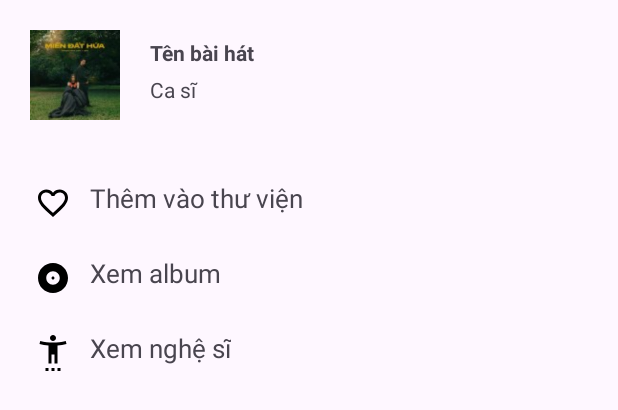
After one commit to tuanthanh2603/android-app-music-listening, an Android app: the layout bottom_sheet_layout.xml on its own in the app's theme, with its tools: preview values and no code run, on a phone screen of 412 x 824 dp. The commit adds this screen. Shown: the top 410 px of the screen. Run offline under Robolectric (Android 15) with nearby library versions, the phone set to English and light mode, and no system bars; network calls fail.

Commit message:
commit by tuanthanh

```diff
--- a/app/src/main/java/com/soundify/Activity/Discover/TheLoaiActivity.java
+++ b/app/src/main/java/com/soundify/Activity/Discover/TheLoaiActivity.java
@@ -44,7 +44,7 @@ public class TheLoaiActivity extends AppCompatActivity {
         Intent intent = getIntent();
         if(intent != null){
             String idTheLoai = intent.getStringExtra("ID_THELOAI");
-            Toast.makeText(this, "ID: " + idTheLoai, Toast.LENGTH_SHORT).show();
+//            Toast.makeText(this, "ID: " + idTheLoai, Toast.LENGTH_SHORT).show();
         }
 
         addControl();
@@ -102,6 +102,7 @@ public class TheLoaiActivity extends AppCompatActivity {
         imageButton = (ImageButton) findViewById(R.id.back);
         recyclerView = (RecyclerView) findViewById(R.id.recyclerViewBaiHat);
         imageView = (ImageView) findViewById(R.id.hinhTheLoai2);
+
     }
     private void addEvent(){
         imageButton.setOnClickListener(new View.OnClickListener() {
--- a/app/src/main/java/com/soundify/Adapter/Discover/BaiHatAdapter.java
+++ b/app/src/main/java/com/soundify/Adapter/Discover/BaiHatAdapter.java
@@ -4,12 +4,17 @@ import android.content.Context;
 import android.view.LayoutInflater;
 import android.view.View;
 import android.view.ViewGroup;
+import android.widget.Button;
+import android.widget.ImageButton;
 import android.widget.ImageView;
+import android.widget.LinearLayout;
 import android.widget.TextView;
+import android.widget.Toast;
 
 import androidx.annotation.NonNull;
 import androidx.recyclerview.widget.RecyclerView;
 
+import com.google.android.material.bottomsheet.BottomSheetDialog;
 import com.soundify.Model.Discover.BaiHat;
 import com.soundify.R;
 import com.squareup.picasso.Picasso;
@@ -50,6 +55,7 @@ public class BaiHatAdapter extends RecyclerView.Adapter<BaiHatAdapter.ViewHolder
         TextView tenBaiHat;
         TextView tenCaSi;
         ImageView hinhBaiHat;
+        ImageButton imageButton;
 
 
         public ViewHolder(@NonNull View itemView) {
@@ -58,6 +64,57 @@ public class BaiHatAdapter extends RecyclerView.Adapter<BaiHatAdapter.ViewHolder
             tenBaiHat = itemView.findViewById(R.id.tenBaiHat);
             hinhBaiHat = itemView.findViewById(R.id.hinhBaiHat);
             tenCaSi = itemView.findViewById(R.id.tenCaSi);
+            imageButton = itemView.findViewById(R.id.imageButton2);
+
+            imageButton.setOnClickListener(new View.OnClickListener() {
+                @Override
+                public void onClick(View view) {
+                    int position = getAdapterPosition();
+                    if(position != RecyclerView.NO_POSITION){
+                        BaiHat baiHat = listBaiHat.get(position);
+                        String itemId = baiHat.getIdBaiHat();
+//                        Toast.makeText(itemView.getContext(), "ID: " + itemId, Toast.LENGTH_SHORT).show();
+
+                        BottomSheetDialog bottomSheetDialog = new BottomSheetDialog(itemView.getContext());
+                        bottomSheetDialog.setContentView(R.layout.bottom_sheet_layout);
+
+                        LinearLayout option1 = bottomSheetDialog.findViewById(R.id.option1);
+                        LinearLayout option2 = bottomSheetDialog.findViewById(R.id.option2);
+                        LinearLayout option3 = bottomSheetDialog.findViewById(R.id.option3);
+                        TextView tenBaiHat = bottomSheetDialog.findViewById(R.id.tenBaiHat2);
+                        TextView tenCaSi = bottomSheetDialog.findViewById(R.id.tenCaSi2);
+                        ImageView hinhBaiHat = bottomSheetDialog.findViewById(R.id.hinhBaiHat2);
+
+                        tenBaiHat.setText(baiHat.getTenBaiHat());
+                        tenCaSi.setText(baiHat.getCaSi());
+                        Picasso.get().load(baiHat.getHinhBaiHat()).into(hinhBaiHat);
+
+                        option1.setOnClickListener(new View.OnClickListener() {
+                            @Override
+                            public void onClick(View view) {
+                                Toast.makeText(itemView.getContext(), "Đã thêm bài hát này vào thư viện", Toast.LENGTH_SHORT).show();
+                                bottomSheetDialog.dismiss();
+                            }
+                        });
+                        option2.setOnClickListener(new View.OnClickListener() {
+                            @Override
+                            public void onClick(View view) {
+                                bottomSheetDialog.dismiss();
+                            }
+                        });
+                        option3.setOnClickListener(new View.OnClickListener() {
+                            @Override
+                            public void onClick(View view) {
+                                bottomSheetDialog.dismiss();
+                            }
+                        });
+
+
+                        bottomSheetDialog.show();
+                    }
+                }
+            });
+
         }
     }
 }
--- /dev/null
+++ b/app/src/main/res/drawable/baseline_album_24.xml
@@ -0,0 +1,5 @@
+<vector android:height="24dp" android:tint="#000000"
+    android:viewportHeight="24" android:viewportWidth="24"
+    android:width="24dp" xmlns:android="http://schemas.android.com/apk/res/android">
+    <path android:fillColor="@android:color/white" android:pathData="M12,2C6.48,2 2,6.48 2,12s4.48,10 10,10 10,-4.48 10,-10S17.52,2 12,2zM12,16.5c-2.49,0 -4.5,-2.01 -4.5,-4.5S9.51,7.5 12,7.5s4.5,2.01 4.5,4.5 -2.01,4.5 -4.5,4.5zM12,11c-0.55,0 -1,0.45 -1,1s0.45,1 1,1 1,-0.45 1,-1 -0.45,-1 -1,-1z"/>
+</vector>
--- /dev/null
+++ b/app/src/main/res/drawable/baseline_favorite_border_24.xml
@@ -0,0 +1,5 @@
+<vector android:height="24dp" android:tint="#000000"
+    android:viewportHeight="24" android:viewportWidth="24"
+    android:width="24dp" xmlns:android="http://schemas.android.com/apk/res/android">
+    <path android:fillColor="@android:color/white" android:pathData="M16.5,3c-1.74,0 -3.41,0.81 -4.5,2.09C10.91,3.81 9.24,3 7.5,3 4.42,3 2,5.42 2,8.5c0,3.78 3.4,6.86 8.55,11.54L12,21.35l1.45,-1.32C18.6,15.36 22,12.28 22,8.5 22,5.42 19.58,3 16.5,3zM12.1,18.55l-0.1,0.1 -0.1,-0.1C7.14,14.24 4,11.39 4,8.5 4,6.5 5.5,5 7.5,5c1.54,0 3.04,0.99 3.57,2.36h1.87C13.46,5.99 14.96,5 16.5,5c2,0 3.5,1.5 3.5,3.5 0,2.89 -3.14,5.74 -7.9,10.05z"/>
+</vector>
--- /dev/null
+++ b/app/src/main/res/drawable/baseline_settings_accessibility_24.xml
@@ -0,0 +1,5 @@
+<vector android:height="24dp" android:tint="#000000"
+    android:viewportHeight="24" android:viewportWidth="24"
+    android:width="24dp" xmlns:android="http://schemas.android.com/apk/res/android">
+    <path android:fillColor="@android:color/white" android:pathData="M20.5,4c-2.61,0.7 -5.67,1 -8.5,1S6.11,4.7 3.5,4L3,6c1.86,0.5 4,0.83 6,1v12h2v-6h2v6h2V7c2,-0.17 4.14,-0.5 6,-1L20.5,4zM12,4c1.1,0 2,-0.9 2,-2s-0.9,-2 -2,-2s-2,0.9 -2,2S10.9,4 12,4zM7,24h2v-2H7V24zM11,24h2v-2h-2V24zM15,24h2v-2h-2V24z"/>
+</vector>
--- /dev/null
+++ b/app/src/main/res/layout/bottom_sheet_layout.xml
@@ -0,0 +1,129 @@
+<?xml version="1.0" encoding="utf-8"?>
+<LinearLayout xmlns:android="http://schemas.android.com/apk/res/android"
+    android:layout_width="match_parent"
+    android:layout_height="wrap_content"
+    android:orientation="vertical"
+    android:padding="20dp">
+
+
+    <LinearLayout
+        android:layout_width="match_parent"
+        android:layout_height="match_parent"
+        android:orientation="horizontal"
+        android:layout_marginBottom="20dp">
+
+        <ImageView
+            android:id="@+id/hinhBaiHat2"
+            android:layout_width="60dp"
+            android:scaleType="centerCrop"
+            android:layout_height="60dp"
+
+            android:src="@drawable/anh1" />
+
+        <LinearLayout
+            android:layout_width="match_parent"
+            android:layout_height="match_parent"
+            android:layout_weight="1"
+            android:layout_gravity="center"
+
+            android:layout_marginLeft="20dp"
+            android:orientation="vertical">
+
+            <TextView
+                android:id="@+id/tenBaiHat2"
+                android:layout_width="wrap_content"
+                android:layout_height="wrap_content"
+                android:layout_weight="1"
+                android:gravity="center"
+                android:textStyle="bold"
+                android:text="Tên bài hát" />
+
+            <TextView
+                android:id="@+id/tenCaSi2"
+                android:layout_width="match_parent"
+                android:layout_height="wrap_content"
+                android:layout_weight="1"
+
+                android:text="Ca sĩ" />
+        </LinearLayout>
+
+    </LinearLayout>
+
+
+
+    <LinearLayout
+        android:id="@+id/option1"
+        android:layout_marginTop="20dp"
+        android:layout_width="match_parent"
+        android:layout_height="match_parent"
+        android:orientation="horizontal">
+
+        <ImageButton
+            android:id="@+id/imageButton"
+            android:layout_width="30dp"
+            android:layout_height="30dp"
+            android:layout_gravity="center"
+            android:src="@drawable/baseline_favorite_border_24"
+            android:background="@android:color/transparent"/>
+
+        <TextView
+            android:id="@+id/textView16"
+            android:gravity="center"
+            android:layout_marginLeft="10dp"
+            android:layout_width="wrap_content"
+            android:layout_height="wrap_content"
+           android:textSize="17dp"
+            android:text="Thêm vào thư viện" />
+    </LinearLayout>
+
+    <LinearLayout
+        android:id="@+id/option2"
+        android:layout_marginTop="20dp"
+        android:layout_width="match_parent"
+        android:layout_height="match_parent"
+        android:orientation="horizontal">
+
+        <ImageButton
+            android:id="@+id/imageButton2"
+            android:layout_width="30dp"
+            android:layout_height="30dp"
+            android:layout_gravity="center"
+            android:src="@drawable/baseline_album_24"
+            android:background="@android:color/transparent"/>
+
+        <TextView
+            android:id="@+id/textView17"
+            android:gravity="center"
+            android:layout_marginLeft="10dp"
+            android:layout_width="wrap_content"
+            android:layout_height="wrap_content"
+            android:textSize="17dp"
+            android:text="Xem album" />
+    </LinearLayout>
+
+    <LinearLayout
+        android:id="@+id/option3"
+        android:layout_marginTop="20dp"
+        android:layout_width="match_parent"
+        android:layout_height="match_parent"
+        android:orientation="horizontal">
+
+        <ImageButton
+            android:id="@+id/imageButton3"
+            android:layout_width="30dp"
+            android:layout_height="30dp"
+            android:layout_gravity="center"
+            android:src="@drawable/baseline_settings_accessibility_24"
+            android:background="@android:color/transparent"/>
+
+        <TextView
+            android:id="@+id/textView18"
+            android:gravity="center"
+            android:layout_marginLeft="10dp"
+            android:layout_width="wrap_content"
+            android:layout_height="wrap_content"
+            android:textSize="17dp"
+            android:text="Xem nghệ sĩ" />
+    </LinearLayout>
+
+</LinearLayout>
--- a/app/src/main/res/layout/item_baihat.xml
+++ b/app/src/main/res/layout/item_baihat.xml
@@ -50,7 +50,7 @@
         </LinearLayout>
 
         <ImageButton
-            android:id="@+id/imageButton"
+            android:id="@+id/imageButton2"
            android:layout_gravity="center"
             android:layout_marginRight="30dp"
             android:background="@android:color/transparent"
```
